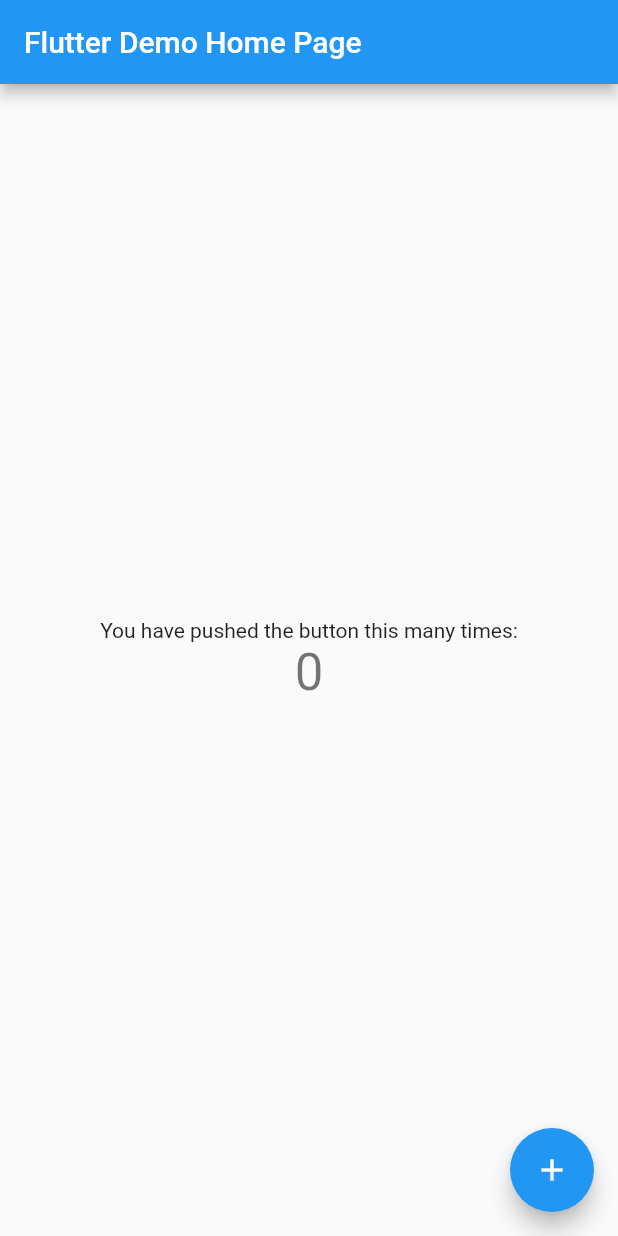
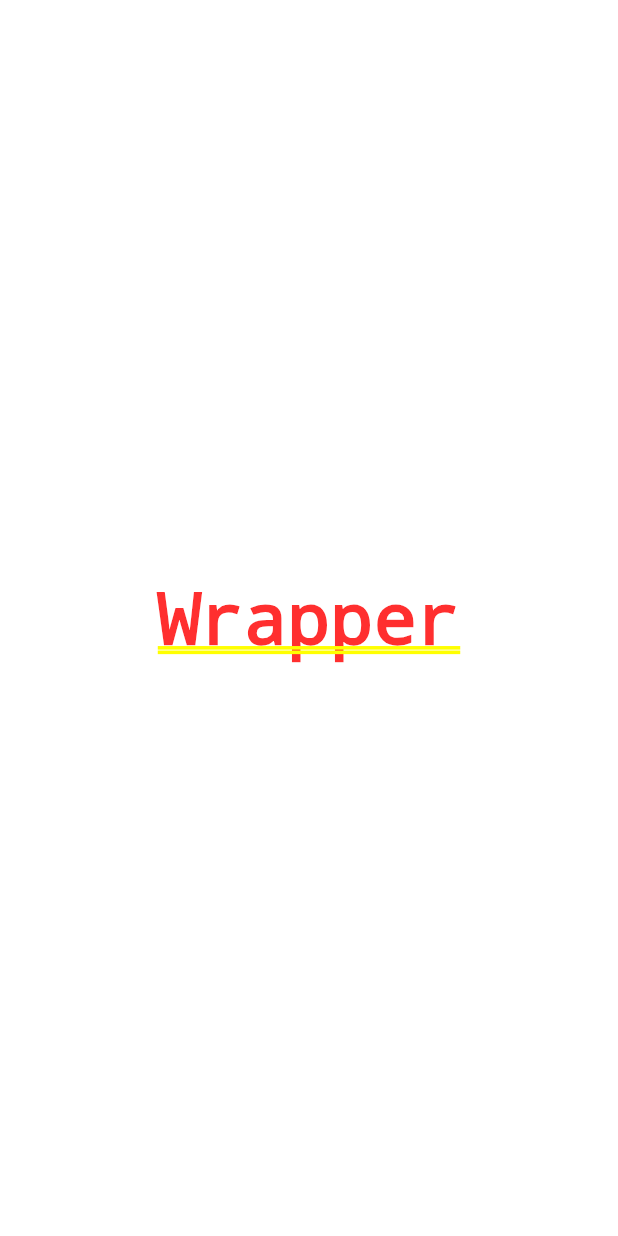
Before and after one commit to luisalgust0-web/compras, a Flutter app: the screen it shows after launch, on a phone screen of 412 x 824 dp. Run offline on Flutter 3.47's test engine with Material 2 defaults, Android fonts, the phone set to English and light mode, and no system bars.

```diff
--- a/lib/main.dart
+++ b/lib/main.dart
@@ -1,117 +1,14 @@
+import 'package:compras/screens/wrapper.dart';
 import 'package:flutter/material.dart';
 
-void main() {
-  runApp(MyApp());
-}
+void main ()=> runApp(Main());
 
-class MyApp extends StatelessWidget {
-  // This widget is the root of your application.
+class Main extends StatelessWidget {
   @override
   Widget build(BuildContext context) {
     return MaterialApp(
-      title: 'Flutter Demo',
-      theme: ThemeData(
-        // This is the theme of your application.
-        //
-        // Try running your application with "flutter run". You'll see the
-        // application has a blue toolbar. Then, without quitting the app, try
-        // changing the primarySwatch below to Colors.green and then invoke
-        // "hot reload" (press "r" in the console where you ran "flutter run",
-        // or simply save your changes to "hot reload" in a Flutter IDE).
-        // Notice that the counter didn't reset back to zero; the application
-        // is not restarted.
-        primarySwatch: Colors.blue,
-        // This makes the visual density adapt to the platform that you run
-        // the app on. For desktop platforms, the controls will be smaller and
-        // closer together (more dense) than on mobile platforms.
-        visualDensity: VisualDensity.adaptivePlatformDensity,
-      ),
-      home: MyHomePage(title: 'Flutter Demo Home Page'),
+      title: "Compras",
+      home: Wrapper(),
     );
   }
 }
-
-class MyHomePage extends StatefulWidget {
-  MyHomePage({Key key, this.title}) : super(key: key);
-
-  // This widget is the home page of your application. It is stateful, meaning
-  // that it has a State object (defined below) that contains fields that affect
-  // how it looks.
-
-  // This class is the configuration for the state. It holds the values (in this
-  // case the title) provided by the parent (in this case the App widget) and
-  // used by the build method of the State. Fields in a Widget subclass are
-  // always marked "final".
-
-  final String title;
-
-  @override
-  _MyHomePageState createState() => _MyHomePageState();
-}
-
-class _MyHomePageState extends State<MyHomePage> {
-  int _counter = 0;
-
-  void _incrementCounter() {
-    setState(() {
-      // This call to setState tells the Flutter framework that something has
-      // changed in this State, which causes it to rerun the build method below
-      // so that the display can reflect the updated values. If we changed
-      // _counter without calling setState(), then the build method would not be
-      // called again, and so nothing would appear to happen.
-      _counter++;
-    });
-  }
-
-  @override
-  Widget build(BuildContext context) {
-    // This method is rerun every time setState is called, for instance as done
-    // by the _incrementCounter method above.
-    //
-    // The Flutter framework has been optimized to make rerunning build methods
-    // fast, so that you can just rebuild anything that needs updating rather
-    // than having to individually change instances of widgets.
-    return Scaffold(
-      appBar: AppBar(
-        // Here we take the value from the MyHomePage object that was created by
-        // the App.build method, and use it to set our appbar title.
-        title: Text(widget.title),
-      ),
-      body: Center(
-        // Center is a layout widget. It takes a single child and positions it
-        // in the middle of the parent.
-        child: Column(
-          // Column is also a layout widget. It takes a list of children and
-          // arranges them vertically. By default, it sizes itself to fit its
-          // children horizontally, and tries to be as tall as its parent.
-          //
-          // Invoke "debug painting" (press "p" in the console, choose the
-          // "Toggle Debug Paint" action from the Flutter Inspector in Android
-          // Studio, or the "Toggle Debug Paint" command in Visual Studio Code)
-          // to see the wireframe for each widget.
-          //
-          // Column has various properties to control how it sizes itself and
-          // how it positions its children. Here we use mainAxisAlignment to
-          // center the children vertically; the main axis here is the vertical
-          // axis because Columns are vertical (the cross axis would be
-          // horizontal).
-          mainAxisAlignment: MainAxisAlignment.center,
-          children: <Widget>[
-            Text(
-              'You have pushed the button this many times:',
-            ),
-            Text(
-              '$_counter',
-              style: Theme.of(context).textTheme.headline4,
-            ),
-          ],
-        ),
-      ),
-      floatingActionButton: FloatingActionButton(
-        onPressed: _incrementCounter,
-        tooltip: 'Increment',
-        child: Icon(Icons.add),
-      ), // This trailing comma makes auto-formatting nicer for build methods.
-    );
-  }
-}
--- /dev/null
+++ b/lib/screens/wrapper.dart
@@ -0,0 +1,10 @@
+import 'package:flutter/material.dart';
+
+class Wrapper extends StatelessWidget {
+  @override
+  Widget build(BuildContext context) {
+    return Center(
+      child: Text("Wrapper"),
+    );
+  }
+}
```
Also changed, not shown: lib/services/AuthService.dart (added), 3 other files.
